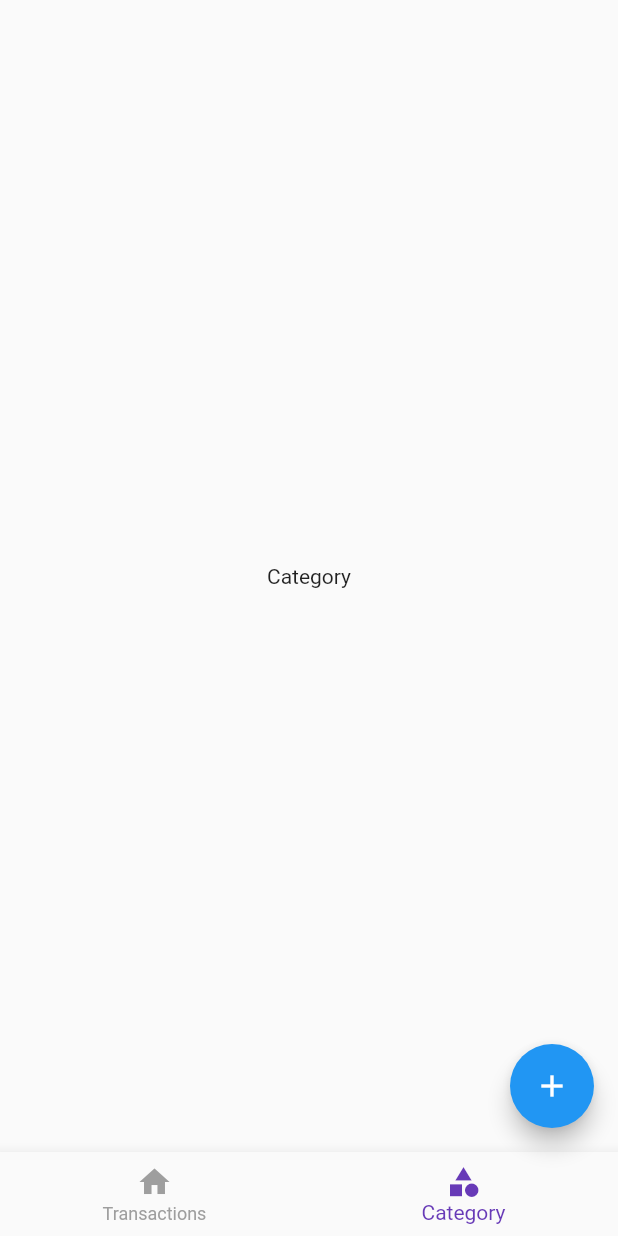
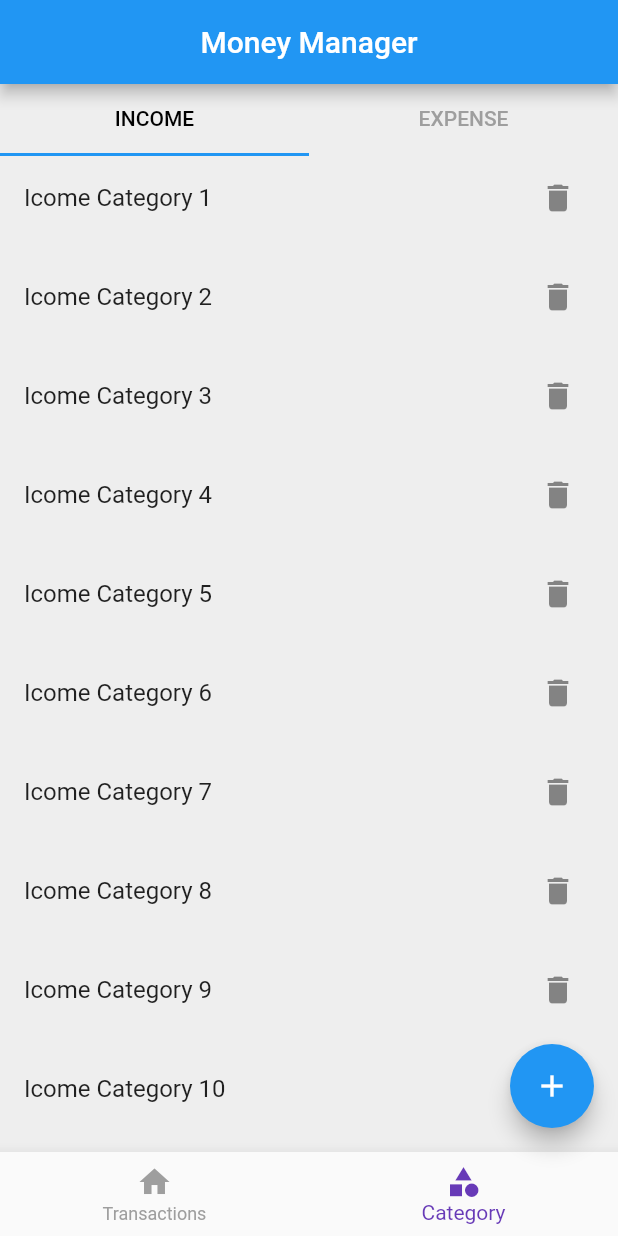
Before and after one commit to jishad-bin-yousaf/Personal-Money-Management-App, a Flutter app: the screen it shows after launch, item 2 of the bottom bar chosen, after a tap on the "add" icon, on a phone screen of 412 x 824 dp. Run offline on Flutter 3.47's test engine with Material 2 defaults, Android fonts, the phone set to English and light mode, and no system bars.

Commit message:
basic UI created....(Expence/Income Tab, and its list view)

```diff
--- /dev/null
+++ b/lib/Screens/category/expence_category_list.dart
@@ -0,0 +1,23 @@
+import 'package:flutter/material.dart';
+
+class ExpenceCategoryList extends StatelessWidget {
+  const ExpenceCategoryList({super.key});
+
+  @override
+  Widget build(BuildContext context) {
+    return ListView.separated(
+      itemBuilder: (context, index) {
+        return ListTile(
+          title: Text("Expence Category ${index + 1}"),
+          trailing: IconButton(onPressed: () {}, icon: Icon(Icons.delete)),
+        );
+      },
+      separatorBuilder: (context, index) {
+        return const SizedBox(
+          height: 10,
+        );
+      },
+      itemCount: 100,
+    );
+  }
+}
--- /dev/null
+++ b/lib/Screens/category/income_category_list.dart
@@ -0,0 +1,23 @@
+import 'package:flutter/material.dart';
+
+class IncomeCategoryList extends StatelessWidget {
+  const IncomeCategoryList({super.key});
+
+  @override
+  Widget build(BuildContext context) {
+    return ListView.separated(
+      itemBuilder: (context, index) {
+        return ListTile(
+          title: Text("Icome Category ${index + 1}"),
+          trailing: IconButton(onPressed: () {}, icon: Icon(Icons.delete)),
+        );
+      },
+      separatorBuilder: (context, index) {
+        return const SizedBox(
+          height: 10,
+        );
+      },
+      itemCount: 100,
+    );
+  }
+}
--- a/lib/Screens/category/screen_category.dart
+++ b/lib/Screens/category/screen_category.dart
@@ -1,10 +1,41 @@
 import 'package:flutter/material.dart';
+import 'package:sample/Screens/category/expence_category_list.dart';
+import 'package:sample/Screens/category/income_category_list.dart';
 
-class ScreenCategory extends StatelessWidget {
+class ScreenCategory extends StatefulWidget {
   const ScreenCategory({super.key});
 
   @override
+  State<ScreenCategory> createState() => _ScreenCategoryState();
+}
+
+class _ScreenCategoryState extends State<ScreenCategory> with SingleTickerProviderStateMixin {
+  late TabController _tabController;
+  @override
+  void initState() {
+    _tabController = TabController(length: 2, vsync: this);
+    super.initState();
+  }
+
   Widget build(BuildContext context) {
-    return Center(child: Text("Category"));
+    return Column(
+      children: [
+        TabBar(
+          labelColor: Colors.black,
+          unselectedLabelColor: Colors.grey,
+          controller: _tabController,
+          tabs: [
+            Tab(text: "INCOME"),
+            Tab(text: "EXPENSE"),
+          ],
+        ),
+        Expanded(
+          child: TabBarView(
+            controller: _tabController,
+            children: [IncomeCategoryList(), ExpenceCategoryList()],
+          ),
+        ),
+      ],
+    );
   }
 }
--- a/lib/Screens/home/screen_home.dart
+++ b/lib/Screens/home/screen_home.dart
@@ -16,6 +16,11 @@ class ScreenHome extends StatelessWidget {
   @override
   Widget build(BuildContext context) {
     return Scaffold(
+      backgroundColor: Colors.grey[200],
+      appBar: AppBar(
+        title: Text("Money Manager"),
+        centerTitle: true,
+      ),
       bottomNavigationBar: const MoneyManagerBottomNavigation(),
       body: SafeArea(
         child: ValueListenableBuilder(
@@ -26,7 +31,11 @@ class ScreenHome extends StatelessWidget {
       ),
       floatingActionButton: FloatingActionButton(
           onPressed: () {
-            print("Something added");
+            if (selectedIndexNotifier.value == 0) {
+              print("Something added in transactions");
+            } else {
+              print("Something added in category");
+            }
           },
           child: const Icon(Icons.add)),
     );
--- a/lib/Screens/transactions/screen_transactions.dart
+++ b/lib/Screens/transactions/screen_transactions.dart
@@ -5,6 +5,31 @@ class ScreenTransactions extends StatelessWidget {
 
   @override
   Widget build(BuildContext context) {
-    return Center(child: Text("Transactions"));
+    return Center(
+      child: ListView.separated(
+        padding: EdgeInsets.all(10),
+        itemBuilder: (context, index) {
+          return Card(
+            child: ListTile(
+              leading: CircleAvatar(
+                radius: 30,
+                child: Text(
+                  "${index + 1} Dec\n2020",
+                  textAlign: TextAlign.center,
+                ),
+              ),
+              title: Text("Rs. ${index + 1}8$index"),
+              subtitle: Text("Travel"),
+            ),
+          );
+        },
+        separatorBuilder: ((context, index) {
+          return const SizedBox(
+            height: 10,
+          );
+        }),
+        itemCount: 10,
+      ),
+    );
   }
 }
```
